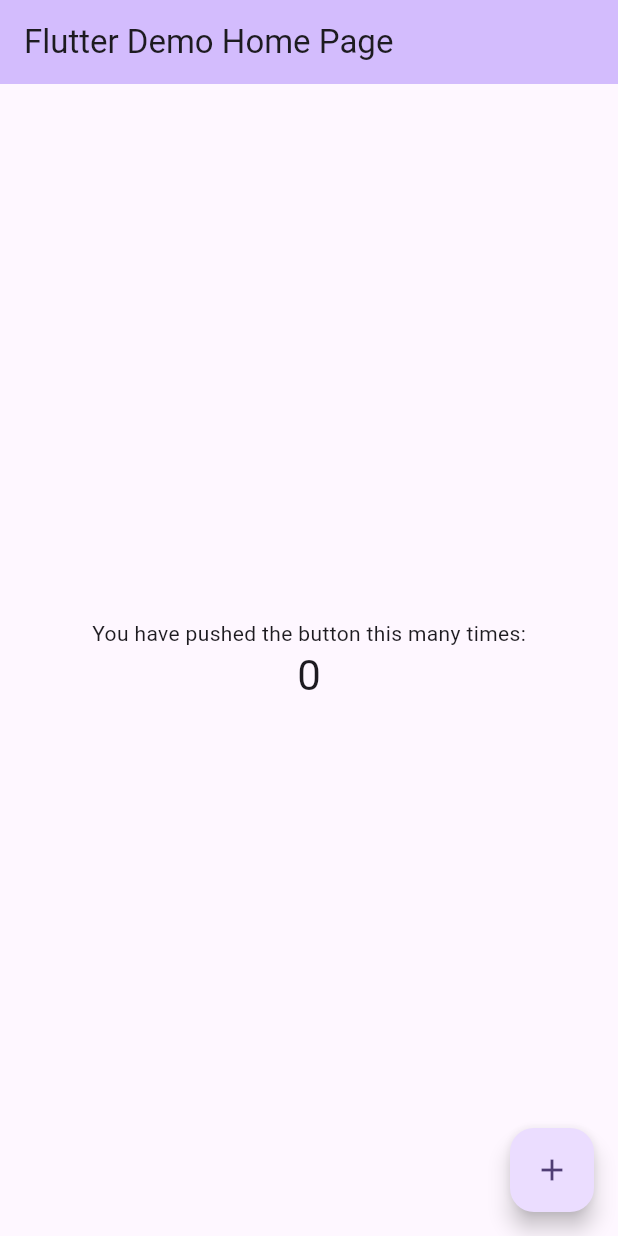
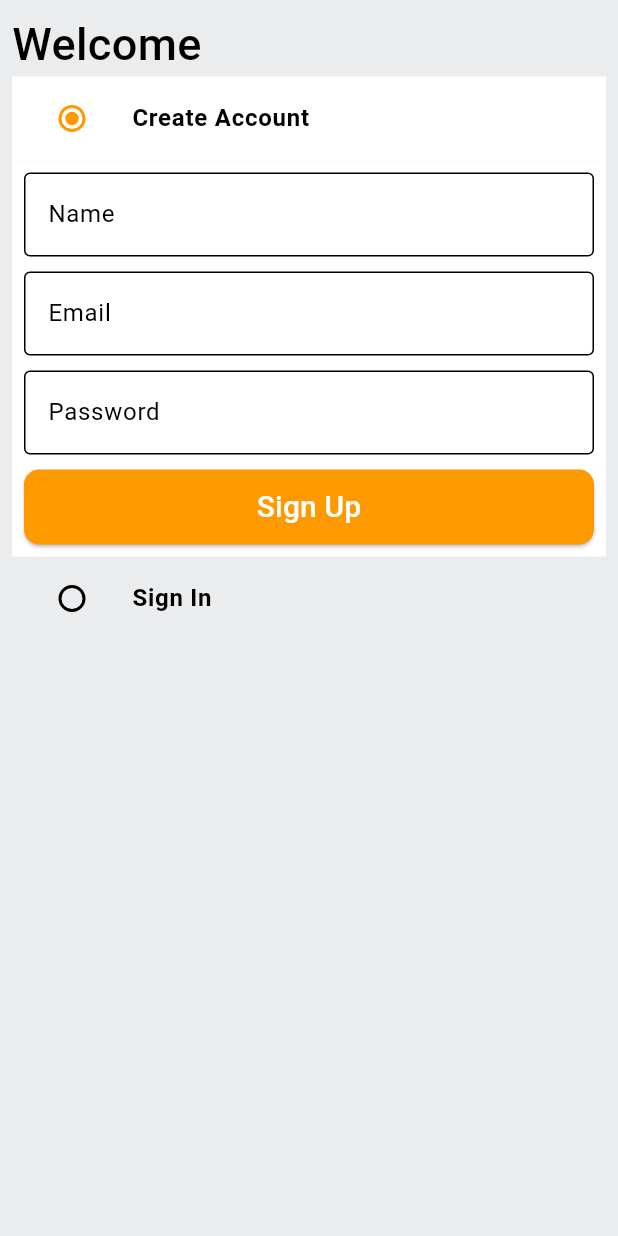
Before and after one commit to ninad-moree/AmazonClone, a Flutter app: the screen it shows after launch, on a phone screen of 412 x 824 dp. Run offline on Flutter 3.47's test engine with Material 2 defaults, Android fonts, the phone set to English and light mode, and no system bars.

Commit message:
Auth Ui Done

```diff
--- /dev/null
+++ b/lib/common/widgets/custom_button.dart
@@ -0,0 +1,34 @@
+import 'package:amazon/constants/global_variables.dart';
+import 'package:flutter/material.dart';
+
+class CustomButton extends StatelessWidget {
+  final String text;
+  final VoidCallback onTap;
+
+  const CustomButton({
+    super.key,
+    required this.text,
+    required this.onTap,
+  });
+
+  @override
+  Widget build(BuildContext context) {
+    return ElevatedButton(
+      onPressed: () {},
+      style: ElevatedButton.styleFrom(
+        minimumSize: const Size(double.infinity, 50),
+        backgroundColor: GlobalVariables.secondaryColor,
+        shape: RoundedRectangleBorder(
+          borderRadius: BorderRadius.circular(10),
+        ),
+      ),
+      child: Text(
+        text,
+        style: const TextStyle(
+          color: Colors.white,
+          fontSize: 20,
+        ),
+      ),
+    );
+  }
+}
--- /dev/null
+++ b/lib/common/widgets/custom_textfield.dart
@@ -0,0 +1,35 @@
+import 'package:flutter/material.dart';
+
+class CustomTextField extends StatelessWidget {
+  final TextEditingController controller;
+  final String hintText;
+
+  const CustomTextField({
+    super.key,
+    required this.controller,
+    required this.hintText,
+  });
+
+  @override
+  Widget build(BuildContext context) {
+    return TextFormField(
+      controller: controller,
+      decoration: InputDecoration(
+        hintText: hintText,
+        border: const OutlineInputBorder(
+          borderSide: BorderSide(
+            color: Colors.grey,
+          ),
+        ),
+        enabledBorder: const OutlineInputBorder(
+          borderSide: BorderSide(
+            color: Colors.black,
+          ),
+        ),
+      ),
+      validator: (val) {
+        return null;
+      },
+    );
+  }
+}
--- /dev/null
+++ b/lib/constants/global_variables.dart
@@ -0,0 +1,17 @@
+import 'package:flutter/material.dart';
+
+class GlobalVariables {
+  static const appBarGradient = LinearGradient(
+    colors: [
+      Color.fromARGB(255, 29, 201, 192),
+      Color.fromARGB(255, 125, 221, 216),
+    ],
+    stops: [0.5, 1.0],
+  );
+
+  static const secondaryColor = Color.fromRGBO(255, 153, 0, 1);
+  static const backgroundColor = Colors.white;
+  static const Color greyBackgroundCOlor = Color(0xffebecee);
+  static var selectedNavBarColor = Colors.cyan[800]!;
+  static const unselectedNavBarColor = Colors.black87;
+}
--- /dev/null
+++ b/lib/features/auth/screens/auth_screen.dart
@@ -0,0 +1,159 @@
+import 'package:amazon/common/widgets/custom_button.dart';
+import 'package:amazon/common/widgets/custom_textfield.dart';
+import 'package:amazon/constants/global_variables.dart';
+import 'package:flutter/material.dart';
+
+enum Auth {
+  signin,
+  signup,
+}
+
+class AuthScreen extends StatefulWidget {
+  static const String routename = '/auth-screen';
+
+  const AuthScreen({super.key});
+
+  @override
+  State<AuthScreen> createState() => _AuthScreenState();
+}
+
+class _AuthScreenState extends State<AuthScreen> {
+  Auth _auth = Auth.signup;
+  final _signUpFormKey = GlobalKey<FormState>();
+  final _signInFormKey = GlobalKey<FormState>();
+
+  final TextEditingController _emailController = TextEditingController();
+  final TextEditingController _passwordController = TextEditingController();
+  final TextEditingController _nameController = TextEditingController();
+
+  @override
+  void dispose() {
+    super.dispose();
+    _emailController.dispose();
+    _nameController.dispose();
+    _passwordController.dispose();
+  }
+
+  @override
+  Widget build(BuildContext context) {
+    return Scaffold(
+      backgroundColor: GlobalVariables.greyBackgroundCOlor,
+      body: SafeArea(
+        child: Padding(
+          padding: const EdgeInsets.all(8.0),
+          child: Column(
+            crossAxisAlignment: CrossAxisAlignment.start,
+            children: [
+              const Text(
+                'Welcome',
+                style: TextStyle(
+                  fontSize: 30,
+                  fontWeight: FontWeight.w500,
+                ),
+              ),
+              ListTile(
+                tileColor: _auth == Auth.signup
+                    ? GlobalVariables.backgroundColor
+                    : GlobalVariables.greyBackgroundCOlor,
+                title: const Text(
+                  'Create Account',
+                  style: TextStyle(
+                    fontWeight: FontWeight.bold,
+                  ),
+                ),
+                leading: Radio(
+                  value: Auth.signup,
+                  groupValue: _auth,
+                  onChanged: (Auth? val) {
+                    setState(() {
+                      _auth = val!;
+                    });
+                  },
+                  activeColor: GlobalVariables.secondaryColor,
+                ),
+              ),
+              if (_auth == Auth.signup)
+                Container(
+                  padding: const EdgeInsets.all(8),
+                  color: GlobalVariables.backgroundColor,
+                  child: Form(
+                    key: _signUpFormKey,
+                    child: Column(
+                      children: [
+                        CustomTextField(
+                          controller: _nameController,
+                          hintText: 'Name',
+                        ),
+                        const SizedBox(height: 10),
+                        CustomTextField(
+                          controller: _emailController,
+                          hintText: 'Email',
+                        ),
+                        const SizedBox(height: 10),
+                        CustomTextField(
+                          controller: _passwordController,
+                          hintText: 'Password',
+                        ),
+                        const SizedBox(height: 10),
+                        CustomButton(
+                          text: 'Sign Up',
+                          onTap: () {},
+                        ),
+                      ],
+                    ),
+                  ),
+                ),
+              ListTile(
+                tileColor: _auth == Auth.signin
+                    ? GlobalVariables.backgroundColor
+                    : GlobalVariables.greyBackgroundCOlor,
+                title: const Text(
+                  'Sign In',
+                  style: TextStyle(
+                    fontWeight: FontWeight.bold,
+                  ),
+                ),
+                leading: Radio(
+                  value: Auth.signin,
+                  groupValue: _auth,
+                  onChanged: (Auth? val) {
+                    setState(() {
+                      _auth = val!;
+                    });
+                  },
+                  activeColor: GlobalVariables.secondaryColor,
+                ),
+              ),
+              if (_auth == Auth.signin)
+                Container(
+                  padding: const EdgeInsets.all(8),
+                  color: GlobalVariables.backgroundColor,
+                  child: Form(
+                    key: _signInFormKey,
+                    child: Column(
+                      children: [
+                        CustomTextField(
+                          controller: _emailController,
+                          hintText: 'Email',
+                        ),
+                        const SizedBox(height: 10),
+                        CustomTextField(
+                          controller: _passwordController,
+                          hintText: 'Password',
+                        ),
+                        const SizedBox(height: 10),
+                        CustomButton(
+                          text: 'Sign In',
+                          onTap: () {},
+                        ),
+                      ],
+                    ),
+                  ),
+                ),
+            ],
+          ),
+        ),
+      ),
+    );
+  }
+}
--- a/lib/main.dart
+++ b/lib/main.dart
@@ -1,3 +1,6 @@
+import 'package:amazon/constants/global_variables.dart';
+import 'package:amazon/features/auth/screens/auth_screen.dart';
+import 'package:amazon/router.dart';
 import 'package:flutter/material.dart';
 
 void main() {
@@ -7,119 +10,24 @@ void main() {
 class MyApp extends StatelessWidget {
   const MyApp({super.key});
 
-  // This widget is the root of your application.
   @override
   Widget build(BuildContext context) {
     return MaterialApp(
+      debugShowCheckedModeBanner: false,
       title: 'Flutter Demo',
       theme: ThemeData(
-        // This is the theme of your application.
-        //
-        // TRY THIS: Try running your application with "flutter run". You'll see
-        // the application has a blue toolbar. Then, without quitting the app,
-        // try changing the seedColor in the colorScheme below to Colors.green
-        // and then invoke "hot reload" (save your changes or press the "hot
-        // reload" button in a Flutter-supported IDE, or press "r" if you used
-        // the command line to start the app).
-        //
-        // Notice that the counter didn't reset back to zero; the application
-        // state is not lost during the reload. To reset the state, use hot
-        // restart instead.
-        //
-        // This works for code too, not just values: Most code changes can be
-        // tested with just a hot reload.
-        colorScheme: ColorScheme.fromSeed(seedColor: Colors.deepPurple),
+        scaffoldBackgroundColor: GlobalVariables.backgroundColor,
+        colorScheme: const ColorScheme.light(
+          primary: GlobalVariables.secondaryColor,
+        ),
+        appBarTheme: const AppBarTheme(
+          elevation: 0,
+          iconTheme: IconThemeData(color: Colors.black),
+        ),
         useMaterial3: true,
       ),
-      home: const MyHomePage(title: 'Flutter Demo Home Page'),
+      onGenerateRoute: (settings) => generateRoute(settings),
+      home: const AuthScreen(),
     );
   }
 }
-
-class MyHomePage extends StatefulWidget {
-  const MyHomePage({super.key, required this.title});
-
-  // This widget is the home page of your application. It is stateful, meaning
-  // that it has a State object (defined below) that contains fields that affect
-  // how it looks.
-
-  // This class is the configuration for the state. It holds the values (in this
-  // case the title) provided by the parent (in this case the App widget) and
-  // used by the build method of the State. Fields in a Widget subclass are
-  // always marked "final".
-
-  final String title;
-
-  @override
-  State<MyHomePage> createState() => _MyHomePageState();
-}
-
-class _MyHomePageState extends State<MyHomePage> {
-  int _counter = 0;
-
-  void _incrementCounter() {
-    setState(() {
-      // This call to setState tells the Flutter framework that something has
-      // changed in this State, which causes it to rerun the build method below
-      // so that the display can reflect the updated values. If we changed
-      // _counter without calling setState(), then the build method would not be
-      // called again, and so nothing would appear to happen.
-      _counter++;
-    });
-  }
-
-  @override
-  Widget build(BuildContext context) {
-    // This method is rerun every time setState is called, for instance as done
-    // by the _incrementCounter method above.
-    //
-    // The Flutter framework has been optimized to make rerunning build methods
-    // fast, so that you can just rebuild anything that needs updating rather
-    // than having to individually change instances of widgets.
-    return Scaffold(
-      appBar: AppBar(
-        // TRY THIS: Try changing the color here to a specific color (to
-        // Colors.amber, perhaps?) and trigger a hot reload to see the AppBar
-        // change color while the other colors stay the same.
-        backgroundColor: Theme.of(context).colorScheme.inversePrimary,
-        // Here we take the value from the MyHomePage object that was created by
-        // the App.build method, and use it to set our appbar title.
-        title: Text(widget.title),
-      ),
-      body: Center(
-        // Center is a layout widget. It takes a single child and positions it
-        // in the middle of the parent.
-        child: Column(
-          // Column is also a layout widget. It takes a list of children and
-          // arranges them vertically. By default, it sizes itself to fit its
-          // children horizontally, and tries to be as tall as its parent.
-          //
-          // Column has various properties to control how it sizes itself and
-          // how it positions its children. Here we use mainAxisAlignment to
-          // center the children vertically; the main axis here is the vertical
-          // axis because Columns are vertical (the cross axis would be
-          // horizontal).
-          //
-          // TRY THIS: Invoke "debug painting" (choose the "Toggle Debug Paint"
-          // action in the IDE, or press "p" in the console), to see the
-          // wireframe for each widget.
-          mainAxisAlignment: MainAxisAlignment.center,
-          children: <Widget>[
-            const Text(
-              'You have pushed the button this many times:',
-            ),
-            Text(
-              '$_counter',
-              style: Theme.of(context).textTheme.headlineMedium,
-            ),
-          ],
-        ),
-      ),
-      floatingActionButton: FloatingActionButton(
-        onPressed: _incrementCounter,
-        tooltip: 'Increment',
-        child: const Icon(Icons.add),
-      ), // This trailing comma makes auto-formatting nicer for build methods.
-    );
-  }
-}
--- /dev/null
+++ b/lib/router.dart
@@ -0,0 +1,20 @@
+import 'package:amazon/features/auth/screens/auth_screen.dart';
+import 'package:flutter/material.dart';
+
+Route<dynamic> generateRoute(RouteSettings routeSettings) {
+  switch (routeSettings.name) {
+    case AuthScreen.routename:
+      return MaterialPageRoute(
+        builder: (_) => const AuthScreen(),
+      );
+    default:
+      return MaterialPageRoute(
+        settings: routeSettings,
+        builder: (_) => const Scaffold(
+          body: Center(
+            child: Text('The Screen doesn\'t exist'),
+          ),
+        ),
+      );
+  }
+}
```
